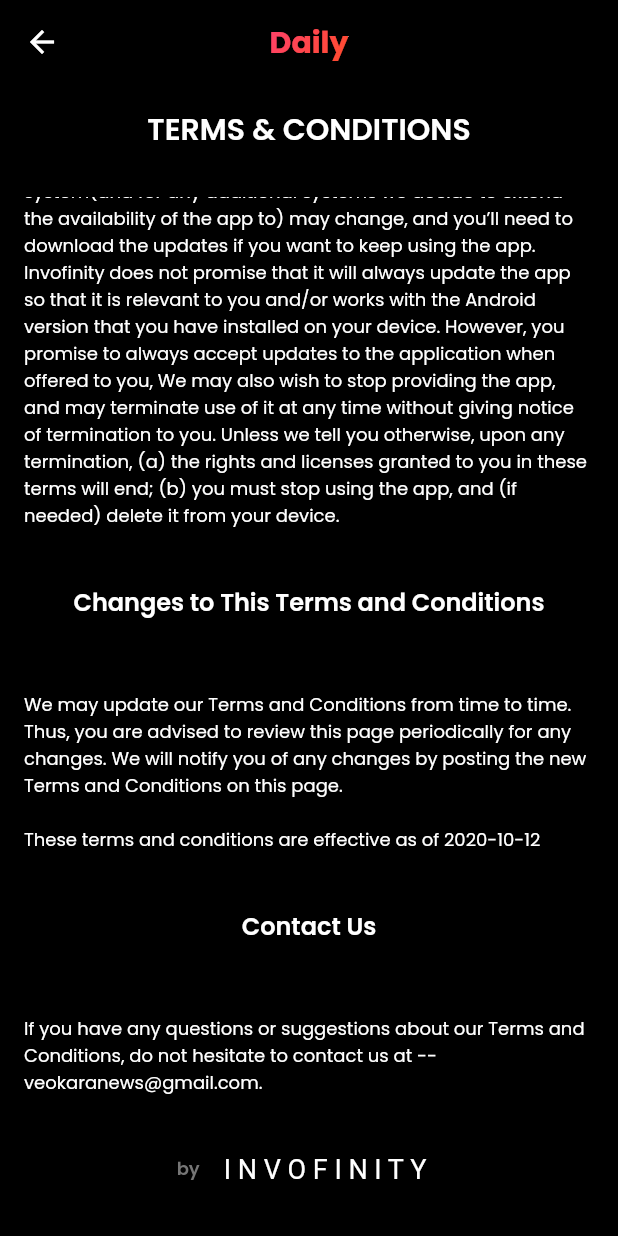
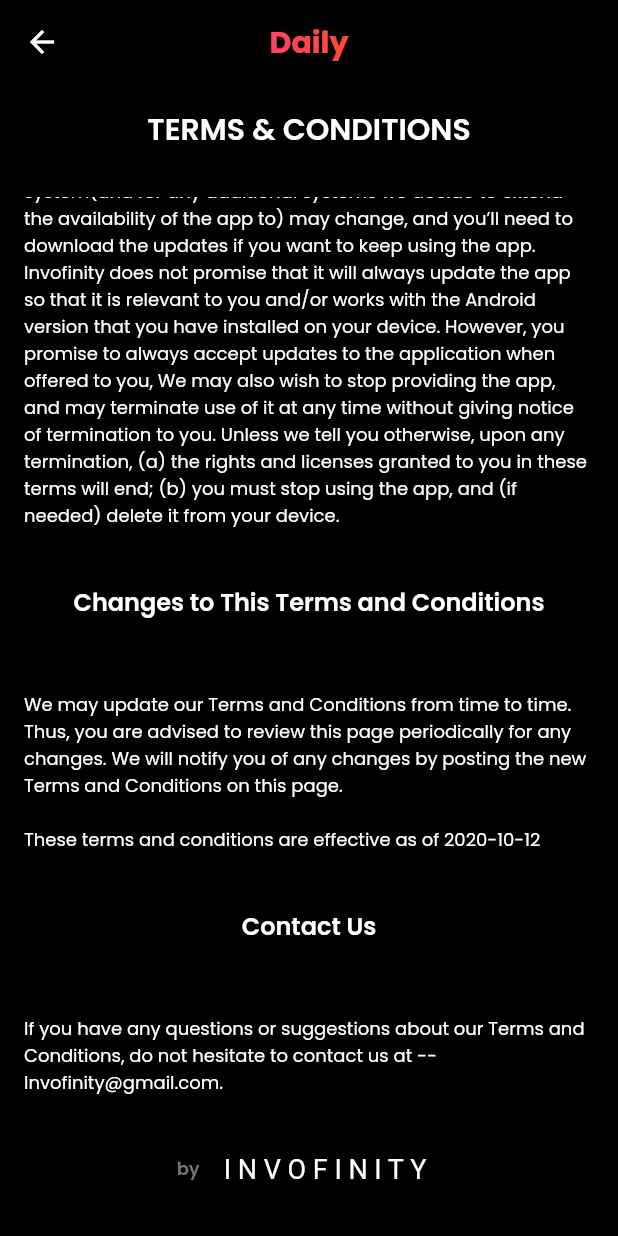
Before and after one commit to Invofinity/Application-1, a Flutter app: the Terms screen opened directly, scrolled down 1542 dp, on a phone screen of 412 x 824 dp. Run offline on Flutter 3.47's test engine with Material 2 defaults, Android fonts, the light colour scheme and no system bars; our stand-ins replace bubble_bottom_bar, carousel_slider, connectivity, firebase_messaging, flutter_icons, permission_handler and 3 more; accounts and stored records are empty; Roboto replaces fonts that are missing (NeonBold).

Commit message:
changes in tnc and privacy policy made

```diff
--- a/lib/pages/widgets/extra_settings.dart
+++ b/lib/pages/widgets/extra_settings.dart
@@ -290,7 +290,7 @@ class _TermsState extends State<Terms> {
                         fontSize: 16),
                   ),
                   Text(
-                    "If you have any questions or suggestions about our Terms and Conditions, do not hesitate to contact us at -- veokaranews@gmail.com.\n",
+                    "If you have any questions or suggestions about our Terms and Conditions, do not hesitate to contact us at -- Invofinity@gmail.com.\n",
                     style: TextStyle(
                         fontFamily: "Poppins", color: txtColor, fontSize: 12),
                   )
@@ -525,7 +525,7 @@ class _PrivacyPolicyState extends State<PrivacyPolicy> {
                         fontSize: 16),
                   ),
                   Text(
-                      "If you have any questions or suggestions about our Privacy Policy, do not hesitate to contact us at Invofinity@gmail.com.\nThis privacy policy page was created at 'privacypolicytemplate.net' and modified/generated by 'App Privacy Policy Generator'\n",
+                      "If you have any questions or suggestions about our Privacy Policy, do not hesitate to contact us at Invofinity@gmail.com.\n",
                       style: TextStyle(
                           fontFamily: "Poppins", color: txtColor, fontSize: 12))
                 ],
--- a/lib/splashscreen.dart
+++ b/lib/splashscreen.dart
@@ -26,7 +26,7 @@ class _SplashScreenState extends State<SplashScreen> {
   @override
   void initState() {
     super.initState();
-    new Timer(new Duration(seconds: 2), () async {
+    new Timer(new Duration(milliseconds: 800), () async {
       await checkFirstSeen();
     });
   }
```
